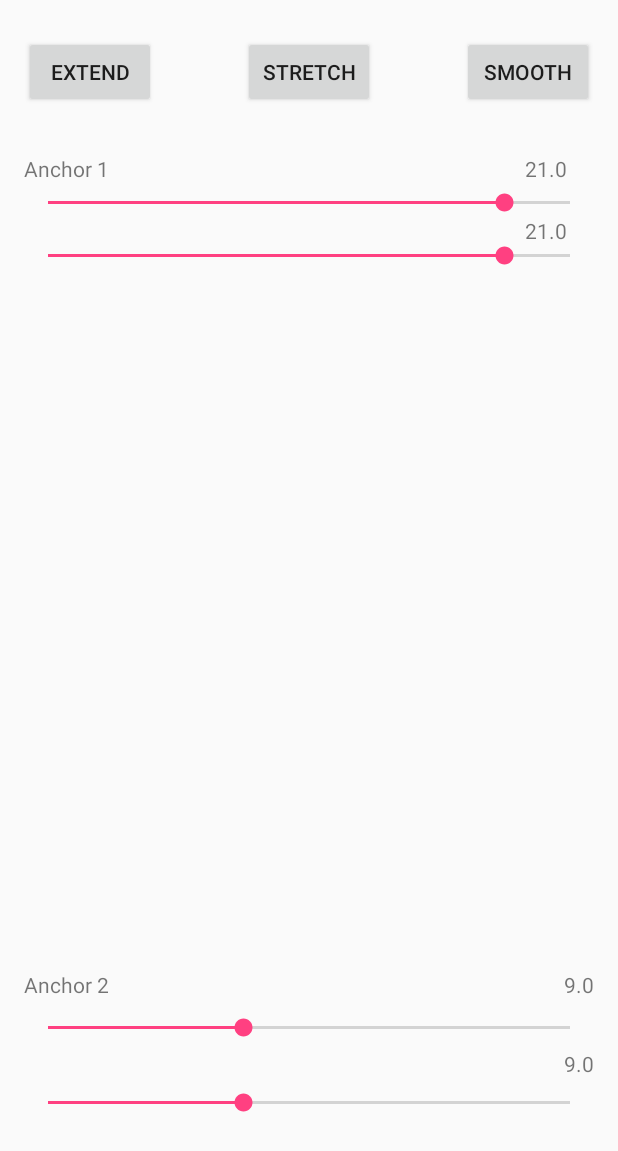
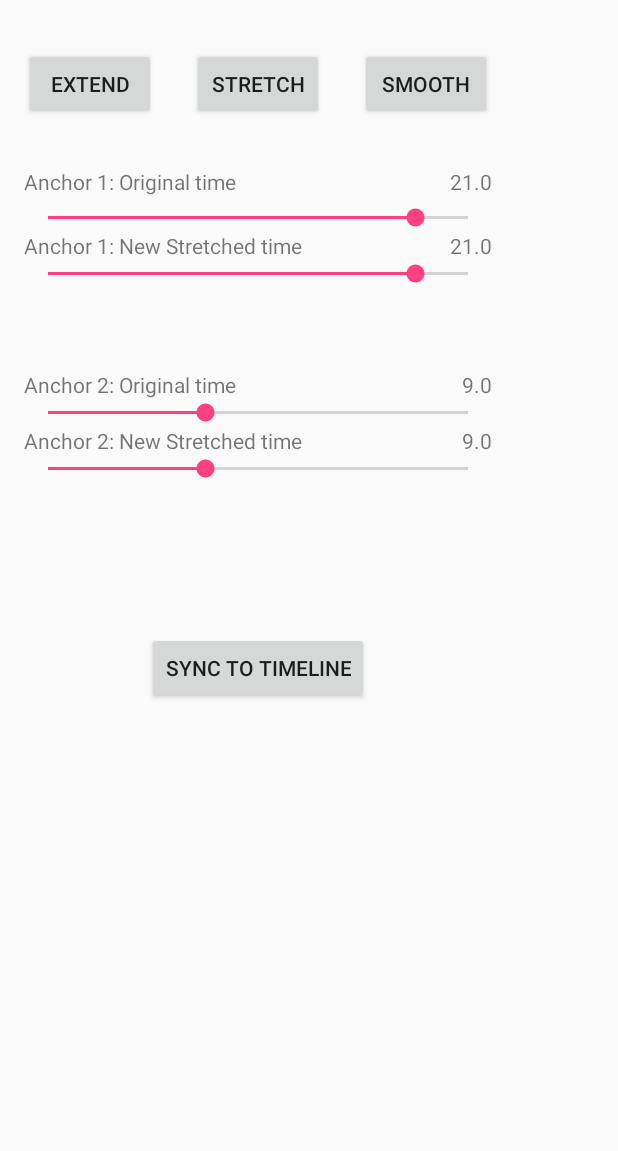
Before and after one commit to JerryGQian/Warp, an Android app: the screen it shows after launch (Configure), on a phone screen of 412 x 824 dp. Shown: the top 1151 px of the screen. Run offline under Robolectric (Android 15) with nearby library versions, the phone set to English and light mode, and no system bars.

Commit message:
Remove junk and new settings layout

```diff
--- a/Warp/app/src/main/java/ninja/qian/warp/Configure.java
+++ b/Warp/app/src/main/java/ninja/qian/warp/Configure.java
@@ -100,7 +100,7 @@ public class Configure extends Activity implements View.OnClickListener {
     @Override
     protected void onCreate(Bundle savedInstanceState) {
         super.onCreate(savedInstanceState);
-        setContentView(R.layout.adjust_tab);
+        setContentView(R.layout.activity_configure);
         settings = new Settings(getSharedPreferences("WarpSettings", 0));
 
 
--- a/Warp/app/src/main/res/layout/activity_configure.xml
+++ b/Warp/app/src/main/res/layout/activity_configure.xml
@@ -131,7 +131,7 @@
             android:id="@+id/anchor_1"
             android:layout_width="wrap_content"
             android:layout_height="wrap_content"
-            android:text="Anchor 1: Starting point"
+            android:text="Anchor 1: Original time"
             android:layout_alignBottom="@+id/seekh1"
             android:layout_alignParentLeft="true"
             android:layout_alignParentStart="true"
@@ -145,7 +145,7 @@
             android:layout_alignParentStart="true"
             android:layout_below="@+id/seekh1N"
             android:layout_marginTop="55dp"
-            android:text="Anchor 2: Ending point" />
+            android:text="Anchor 2: Original time" />
 
         <Button
             android:id="@+id/syncbutton"
@@ -164,7 +164,7 @@
             android:layout_alignParentLeft="true"
             android:layout_alignParentStart="true"
             android:layout_below="@+id/seekh1"
-            android:text="Time Extend" />
+            android:text="Anchor 1: New Stretched time" />
 
         <TextView
             android:id="@+id/textView5"
@@ -173,7 +173,7 @@
             android:layout_alignParentLeft="true"
             android:layout_alignParentStart="true"
             android:layout_below="@+id/seekh2"
-            android:text="Time Extend" />
+            android:text="Anchor 2: New Stretched time" />
 
 
         <!--<ExpandableListView
--- a/Warp/app/src/main/res/layout/adjust_tab.xml
+++ /dev/null
@@ -1,156 +0,0 @@
-<RelativeLayout xmlns:android="http://schemas.android.com/apk/res/android"
-    xmlns:tools="http://schemas.android.com/tools"
-    android:layout_width="match_parent"
-    android:layout_height="match_parent"
-    android:paddingBottom="@dimen/activity_vertical_margin"
-    android:paddingLeft="@dimen/activity_horizontal_margin"
-    android:paddingRight="@dimen/activity_horizontal_margin"
-    android:paddingTop="@dimen/activity_vertical_margin"
-    tools:context="ninja.qian.warp.Config$PlaceholderFragment">
-
-    <TextView
-        android:id="@+id/labelh1"
-        android:onClick="onClick"
-        android:layout_width="wrap_content"
-        android:layout_height="wrap_content"
-        android:text="Test"
-        android:layout_marginRight="18dp"
-        android:layout_marginEnd="18dp"
-        android:layout_alignBaseline="@+id/anchor_1"
-        android:layout_alignBottom="@+id/anchor_1"
-        android:layout_alignParentRight="true"
-        android:layout_alignParentEnd="true" />
-    <TextView
-        android:id="@+id/labelh1N"
-        android:onClick="onClick"
-        android:layout_width="wrap_content"
-        android:layout_height="wrap_content"
-        android:text="Test"
-        android:layout_below="@+id/seekh1"
-        android:layout_alignRight="@+id/labelh1"
-        android:layout_alignEnd="@+id/labelh1" />
-    <TextView
-        android:id="@+id/labelh2"
-        android:onClick="onClick"
-        android:layout_width="wrap_content"
-        android:layout_height="wrap_content"
-        android:text="Test"
-        android:layout_alignBaseline="@+id/anchor_2"
-        android:layout_alignBottom="@+id/anchor_2"
-        android:layout_alignParentRight="true"
-        android:layout_alignParentEnd="true" />
-    <TextView
-        android:id="@+id/labelh2N"
-        android:onClick="onClick"
-        android:layout_width="wrap_content"
-        android:layout_height="wrap_content"
-        android:text="Test"
-        android:layout_marginBottom="7dp"
-        android:layout_above="@+id/seekh2N"
-        android:layout_alignParentRight="true"
-        android:layout_alignParentEnd="true" />
-
-    <Button
-        android:id="@+id/smooth_button"
-        android:onClick="onClick"
-        android:layout_width="wrap_content"
-        android:layout_height="wrap_content"
-        android:text="Smooth"
-        android:layout_alignBaseline="@+id/stretch_button"
-        android:layout_alignBottom="@+id/stretch_button"
-        android:layout_alignParentRight="true"
-        android:layout_alignParentEnd="true" />
-    <Button
-        android:id="@+id/stretch_button"
-        android:onClick="onClick"
-        android:layout_width="wrap_content"
-        android:layout_height="wrap_content"
-        android:text="Stretch"
-        android:layout_alignBaseline="@+id/extend_button"
-        android:layout_alignBottom="@+id/extend_button"
-        android:layout_centerHorizontal="true" />
-
-    <Button
-        android:id="@+id/extend_button"
-        android:layout_width="wrap_content"
-        android:layout_height="wrap_content"
-        android:text="Extend"
-        android:layout_alignParentTop="true"
-        android:layout_alignParentLeft="true"
-        android:layout_alignParentStart="true"
-        android:layout_marginTop="8dp" />
-
-    <SeekBar
-        android:id="@+id/seekh1"
-        android:layout_width="match_parent"
-        android:layout_height="wrap_content"
-        android:layout_marginTop="54dp"
-        android:layout_below="@+id/smooth_button"
-        android:layout_alignParentLeft="true"
-        android:layout_alignParentStart="true"
-        android:max="96"/>
-
-    <SeekBar
-        android:id="@+id/seekh1N"
-        android:layout_width="match_parent"
-        android:layout_height="wrap_content"
-        android:layout_below="@+id/anchor_1"
-        android:layout_alignParentLeft="true"
-        android:layout_alignParentStart="true"
-        android:layout_marginTop="17dp"
-        android:max="96"/>
-
-    <SeekBar
-        android:id="@+id/seekh2"
-        android:layout_width="match_parent"
-        android:layout_height="wrap_content"
-        android:layout_marginBottom="32dp"
-        android:layout_above="@+id/seekh2N"
-        android:layout_alignParentLeft="true"
-        android:layout_alignParentStart="true"
-        android:max="96"/>
-
-    <SeekBar
-        android:id="@+id/seekh2N"
-        android:layout_width="match_parent"
-        android:layout_height="wrap_content"
-        android:layout_marginBottom="64dp"
-        android:layout_alignParentBottom="true"
-        android:layout_alignParentLeft="true"
-        android:layout_alignParentStart="true"
-        android:max="96"/>
-
-    <TextView
-        android:id="@+id/anchor_1"
-        android:layout_width="wrap_content"
-        android:layout_height="wrap_content"
-        android:text="Anchor 1"
-        android:layout_marginBottom="22dp"
-        android:layout_alignBottom="@+id/seekh1"
-        android:layout_alignParentLeft="true"
-        android:layout_alignParentStart="true"/>
-
-    <TextView
-        android:id="@+id/anchor_2"
-        android:layout_width="wrap_content"
-        android:layout_height="wrap_content"
-        android:text="Anchor 2"
-        android:layout_marginBottom="10dp"
-        android:layout_above="@+id/seekh2"
-        android:layout_alignParentLeft="true"
-        android:layout_alignParentStart="true" />
-
-
-    <!--<ExpandableListView
-        android:id="@+id/expandableListView"
-        android:layout_width="match_parent"
-        android:layout_height="match_parent"
-        android:indicatorLeft="?android:attr/expandableListPreferredItemIndicatorLeft"
-        android:layout_alignParentBottom="true"
-        android:layout_alignParentEnd="true"
-        android:layout_alignParentRight="true"
-        android:layout_marginBottom="426dp"
-        android:text="Mode"/>-->
-
-
-</RelativeLayout>
```
Also changed, not shown: Warp/app/src/main/java/ninja/qian/warp/AdjustTab.java (deleted, +0 -47 lines), Warp/app/src/main/java/ninja/qian/warp/Config.java (deleted, +0 -249 lines), Warp/app/src/main/java/ninja/qian/warp/Util.java (+8 -3 lines), Warp/app/src/main/res/layout/activity_config.xml (deleted, +0 -49 lines), Warp/app/src/main/res/layout/alarm_tab.xml (deleted, +0 -17 lines).
